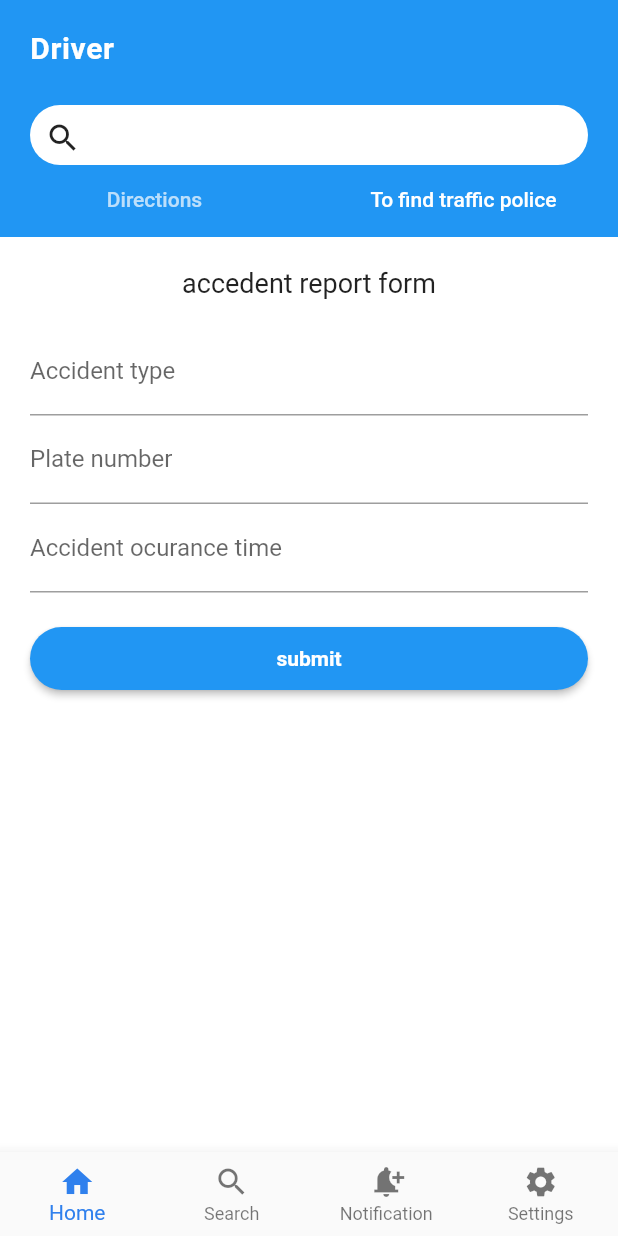
After one commit to jeno1990/Traffic-Assistant-and-real-time-road-congestion-prediction, a Flutter app: the DriverHome screen opened directly, tab 2 chosen, on a phone screen of 412 x 824 dp. The commit adds this screen. Run offline on Flutter 3.47's test engine with Material 2 defaults, Android fonts, the phone set to English and light mode, and no system bars; our stand-ins replace dropdown_formfield, flutter_signin_button, get.

Commit message:
changes on driver home

```diff
--- a/frontend/mobile_traffic/lib/main.dart
+++ b/frontend/mobile_traffic/lib/main.dart
@@ -1,4 +1,5 @@
 import 'package:flutter/material.dart';
+import 'package:mobile_traffic/screens/driver/driverHome.dart';
 
 import 'package:mobile_traffic/screens/signup/welcome.dart';
 import 'package:get/get.dart';
--- a/frontend/mobile_traffic/lib/screens/common_components/Button.dart
+++ b/frontend/mobile_traffic/lib/screens/common_components/Button.dart
@@ -9,7 +9,7 @@ class Button extends StatelessWidget {
   Widget build(BuildContext context) {
     return Container(
       padding: EdgeInsets.only(top:20),
-      height: MediaQuery.of(context).size.width/5,
+    //  height: MediaQuery.of(context).size.width/5,
       child: SizedBox(
         width: double.infinity,
         child: RaisedButton(
--- /dev/null
+++ b/frontend/mobile_traffic/lib/screens/driver/driverHome.dart
@@ -0,0 +1,109 @@
+import 'package:flutter/material.dart';
+import 'package:mobile_traffic/screens/common_components/Button.dart';
+import 'package:mobile_traffic/screens/common_components/header_text.dart';
+import 'package:mobile_traffic/screens/traffic/components/bottom_navigation.dart';
+
+class DriverHome extends StatelessWidget {
+  // const DriverHome({ Key? key }) : super(key: key);
+
+  @override
+  Widget build(BuildContext context) {
+    Size size = MediaQuery.of(context).size;
+    return DefaultTabController(
+      length: 2,
+      child: Scaffold(
+        body: Container(
+          width: size.width,
+          height: size.height,
+          color: Colors.blue,
+          child: Column(
+            children: [
+              Container(
+                margin: EdgeInsets.fromLTRB(20, 20, 20, 10),
+                // color: Colors.red,
+                width: size.width,
+                height: 40,
+                child: HeaderText("Driver"),
+              ),
+              Container(
+                padding: EdgeInsets.all(10),
+                margin: EdgeInsets.fromLTRB(20, 0, 20, 0),
+                width: size.width,
+                height: 40,
+                // color: Colors.white,
+                decoration: BoxDecoration(borderRadius: BorderRadius.circular(20),color: Colors.white),
+                child: Row(
+                  mainAxisAlignment: MainAxisAlignment.start,
+                  children: [
+                    Icon(Icons.search),
+                    SizedBox(width: 10,),
+                    // TextFormField(
+                    //   decoration: InputDecoration(labelText: 'search here'),
+                    // style: TextStyle(),
+                    // )
+                  ],
+                ),
+              ),
+              Container(
+                width: size.width,
+                child: TabBar(
+                  tabs: [
+                    Tab(text: 'Directions',),
+                    Tab(text: 'To find traffic police',),
+                  ],
+                ),
+              ),
+              Expanded(
+                child: Container(
+                  width: size.width,
+                  height: size.height*.692,
+                  color: Colors.white,
+                  child: TabBarView(
+                    children: [
+                      Icon(Icons.directions), //the first tab
+
+                      Container( //the second tab
+                        padding: EdgeInsets.all(0),
+                        child: Column(
+                          children: [
+                            SizedBox(height: 20,),
+                            Container(
+                              padding: EdgeInsets.fromLTRB(20, 0, 20, 0),
+                              width: size.width,
+                              height: 40,
+                              child:Text("accedent report form",style: TextStyle(fontSize: 18),textAlign: TextAlign.center,)
+                            ),
+                            Container(
+                              padding: EdgeInsets.fromLTRB(20, 0, 20, 0),
+                              child: Form(
+                                child: SingleChildScrollView(
+                                  child: Column(
+                                    children: [
+                                      TextFormField(
+                                        decoration: InputDecoration(labelText: "Accident type"),
+                                      ),
+
+                                      TextFormField(
+                                        decoration: InputDecoration(labelText: "Plate number"),
+                                      ),
+                                      TextFormField(
+                                        decoration: InputDecoration(labelText: "Accident ocurance time"),
+                                      ),
+                                      Button("submit", (){}, Colors.blue)
+                                    ],
+                                  ),
+                                )),
+                            ),
+                          ],
+                        ),
+                      )
+                  ]),
+                ),
+              )
+          ],),
+        ),
+        bottomNavigationBar: BottomNavigation()
+      ),
+    );
+  }
+}
--- a/frontend/mobile_traffic/lib/screens/signup/login.dart
+++ b/frontend/mobile_traffic/lib/screens/signup/login.dart
@@ -1,5 +1,6 @@
 import 'package:flutter/material.dart';
-import 'package:mobile_traffic/screens/Driver/driver_tool.dart';
+import 'package:mobile_traffic/screens/driver/driverHome.dart';
+import 'package:mobile_traffic/screens/driver/driver_tool.dart';
 import 'package:mobile_traffic/screens/common_components/Button.dart';
 import 'package:mobile_traffic/screens/common_components/header_text.dart';
 import 'package:mobile_traffic/screens/signup/components/background_for_signup.dart';
@@ -71,7 +72,7 @@ class _LoginState extends State<Login> {
                     }
 
                 ),
-                Button('LogIn', ()=> {Get.to(DriverTool())}, Color.fromRGBO(72, 131, 246, 1)),
+                Button('LogIn', ()=> {Get.to(DriverHome())}, Color.fromRGBO(72, 131, 246, 1)),
                 Button('SignIn', () => {Get.to(Signup())}, Color.fromRGBO(0, 193, 31, 0.25)),]))),
                 Row(
                   mainAxisAlignment: MainAxisAlignment.center,
--- a/frontend/mobile_traffic/lib/screens/signup/signup.dart
+++ b/frontend/mobile_traffic/lib/screens/signup/signup.dart
@@ -5,7 +5,7 @@ import 'package:flutter_signin_button/flutter_signin_button.dart';
 
 class Signup extends StatelessWidget {
   // const ({ Key? key }) : super(key: key);
-  final _formKey = GlobalKey<FormState>();
+  // final _formKey = GlobalKey<FormState>();
   @override
   Widget build(BuildContext context) {
     return Scaffold(
```
